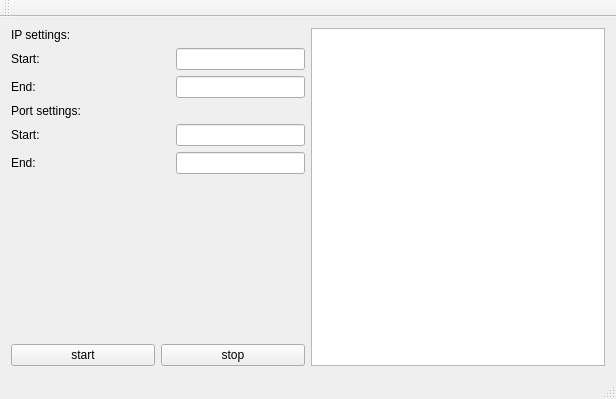
Qt form mainwindow.ui (feng-zhe/SCanner) before a commit.
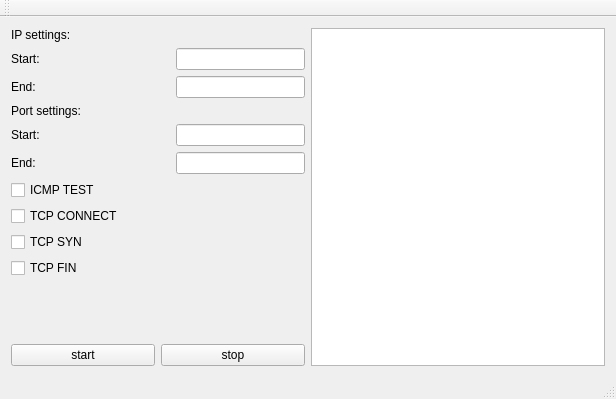
The same form after that commit.

Commit message: Finished the tcp connect part.And for debug,i disabled the ping part

```diff
--- a/mainwindow.ui
+++ b/mainwindow.ui
@@ -131,6 +131,34 @@
           </item>
          </layout>
         </item>
+        <item>
+         <widget class="QCheckBox" name="checkBoxICMP">
+          <property name="text">
+           <string>ICMP TEST</string>
+          </property>
+         </widget>
+        </item>
+        <item>
+         <widget class="QCheckBox" name="checkBoxTCPC">
+          <property name="text">
+           <string>TCP CONNECT</string>
+          </property>
+         </widget>
+        </item>
+        <item>
+         <widget class="QCheckBox" name="checkBoxTCPS">
+          <property name="text">
+           <string>TCP SYN</string>
+          </property>
+         </widget>
+        </item>
+        <item>
+         <widget class="QCheckBox" name="checkBoxTCPF">
+          <property name="text">
+           <string>TCP FIN</string>
+          </property>
+         </widget>
+        </item>
         <item>
          <spacer name="verticalSpacer">
           <property name="orientation">
```
The commit also changes 10 other files.
